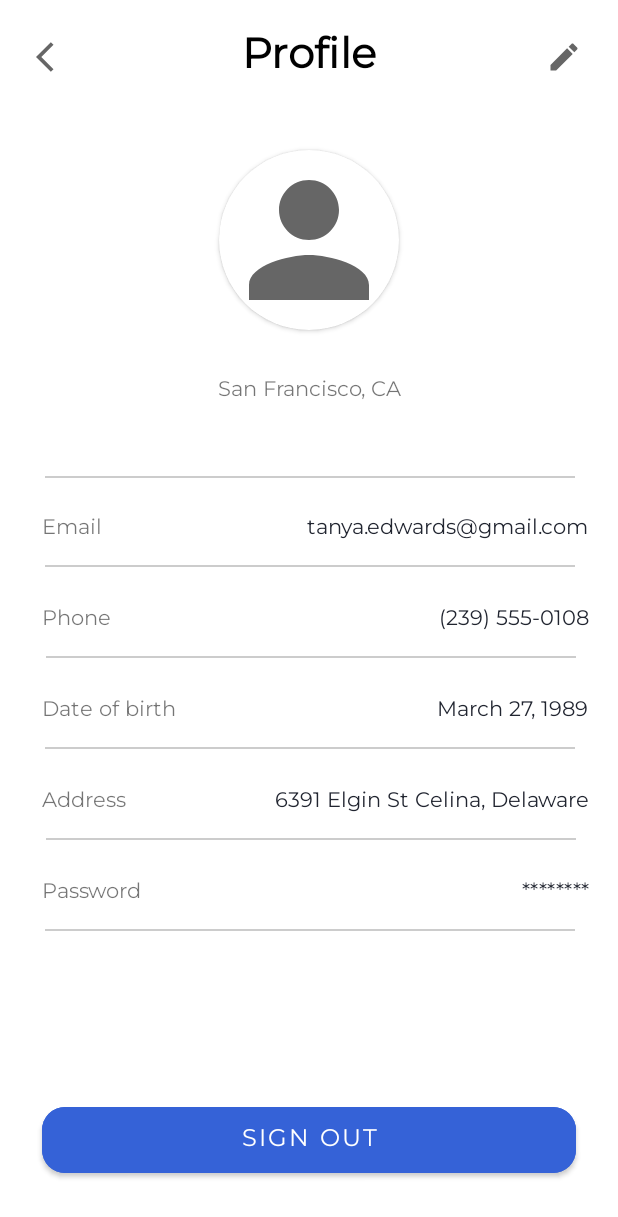
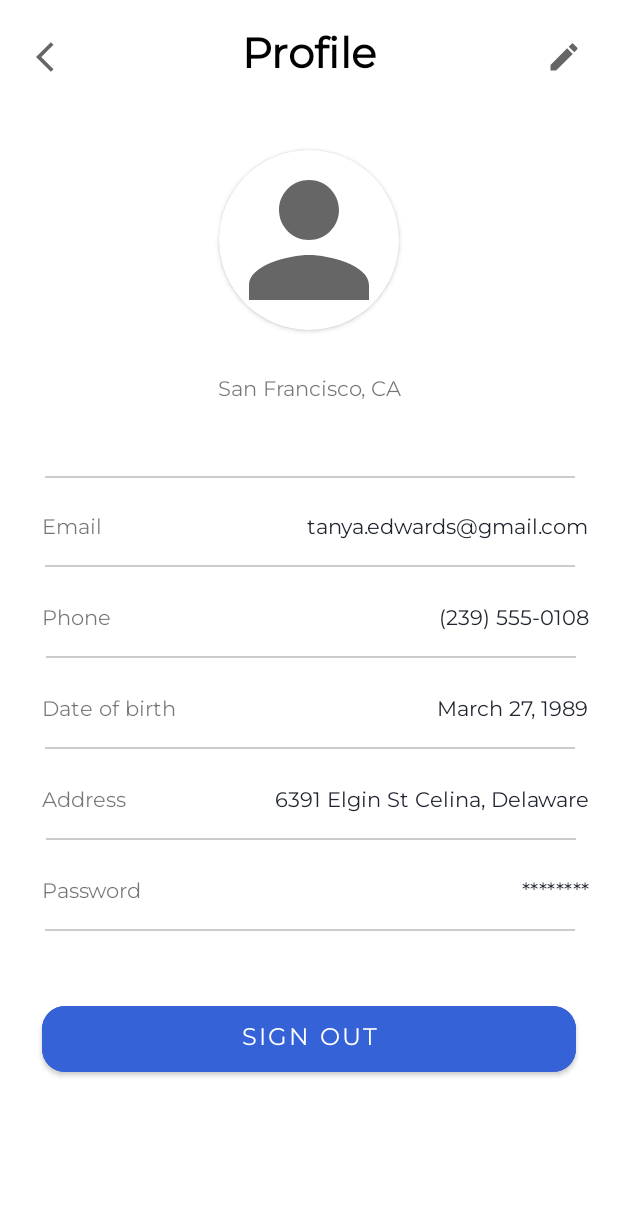
Before and after one commit to tolobret/TugasAkhirPAPB, an Android app: the layout activity_profile.xml on its own in the app's theme, with its tools: preview values and no code run, on a phone screen of 412 x 824 dp. Shown: the top 1217 px of the screen. Run offline under Robolectric (Android 15) with nearby library versions, the phone set to English and light mode, and no system bars; Roboto replaces fonts that are not available here.

Commit message:
Update layout profil dan edit profil

```diff
--- a/app/src/main/res/layout/activity_edit_profile.xml
+++ b/app/src/main/res/layout/activity_edit_profile.xml
@@ -218,17 +218,17 @@
         android:layout_height="wrap_content"
         android:layout_marginLeft="24dp"
         android:layout_marginRight="24dp"
+        android:backgroundTint="#3562D7"
         android:fontFamily="@font/montserrat"
         android:padding="10dp"
-        android:backgroundTint="#3562D7"
         android:text="Save Changes"
         android:textSize="16sp"
         app:cornerRadius="15sp"
         app:layout_constraintBottom_toBottomOf="parent"
         app:layout_constraintEnd_toEndOf="parent"
         app:layout_constraintStart_toStartOf="parent"
-        app:layout_constraintTop_toTopOf="@+id/toolbar"
-        app:layout_constraintVertical_bias="0.928" />
+        app:layout_constraintTop_toBottomOf="@+id/editPw"
+        app:layout_constraintVertical_bias="0.293" />
 
 
 </androidx.constraintlayout.widget.ConstraintLayout>
--- a/app/src/main/res/layout/activity_profile.xml
+++ b/app/src/main/res/layout/activity_profile.xml
@@ -225,17 +225,17 @@
         android:id="@+id/btnSignOut"
         android:layout_width="match_parent"
         android:layout_height="56dp"
-        android:layout_marginBottom="36dp"
         android:layout_marginLeft="28dp"
+        android:layout_marginTop="44dp"
         android:layout_marginRight="28dp"
+        android:backgroundTint="#3562D7"
         android:fontFamily="@font/montserrat"
         android:text="Sign Out"
-        android:backgroundTint="#3562D7"
         android:textSize="16sp"
         app:cornerRadius="15sp"
-        app:layout_constraintBottom_toBottomOf="parent"
         app:layout_constraintEnd_toEndOf="parent"
-        app:layout_constraintStart_toStartOf="parent" />
+        app:layout_constraintStart_toStartOf="parent"
+        app:layout_constraintTop_toBottomOf="@+id/imageView7" />
 
     <ImageView
         android:id="@+id/imageView"
```
